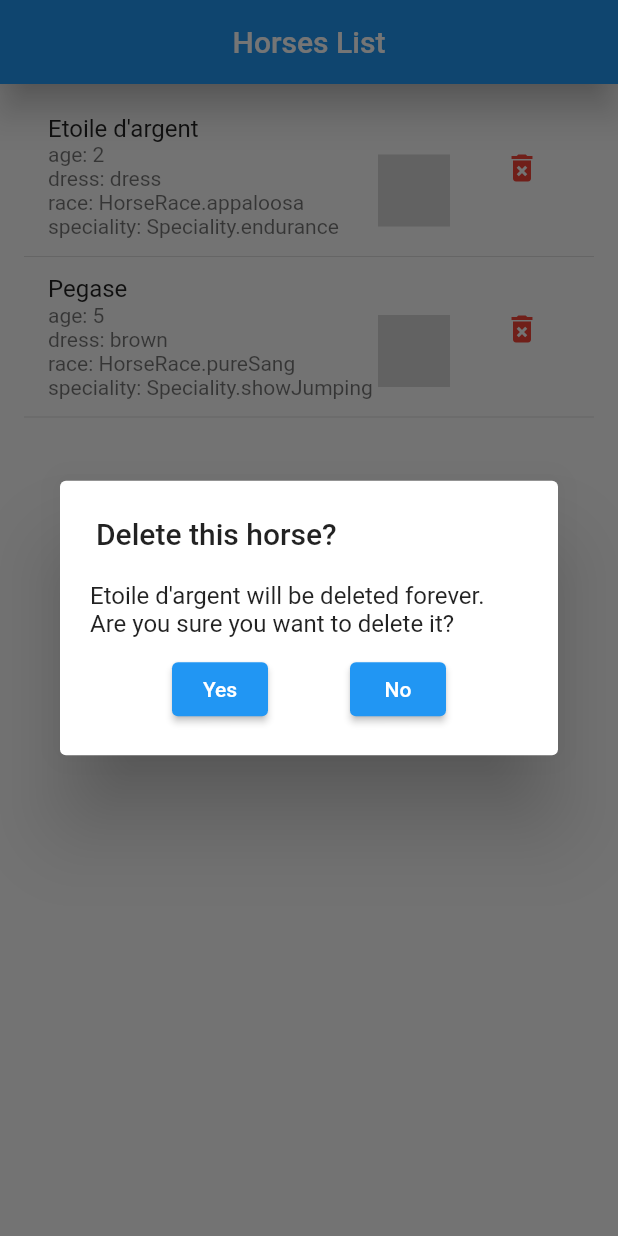
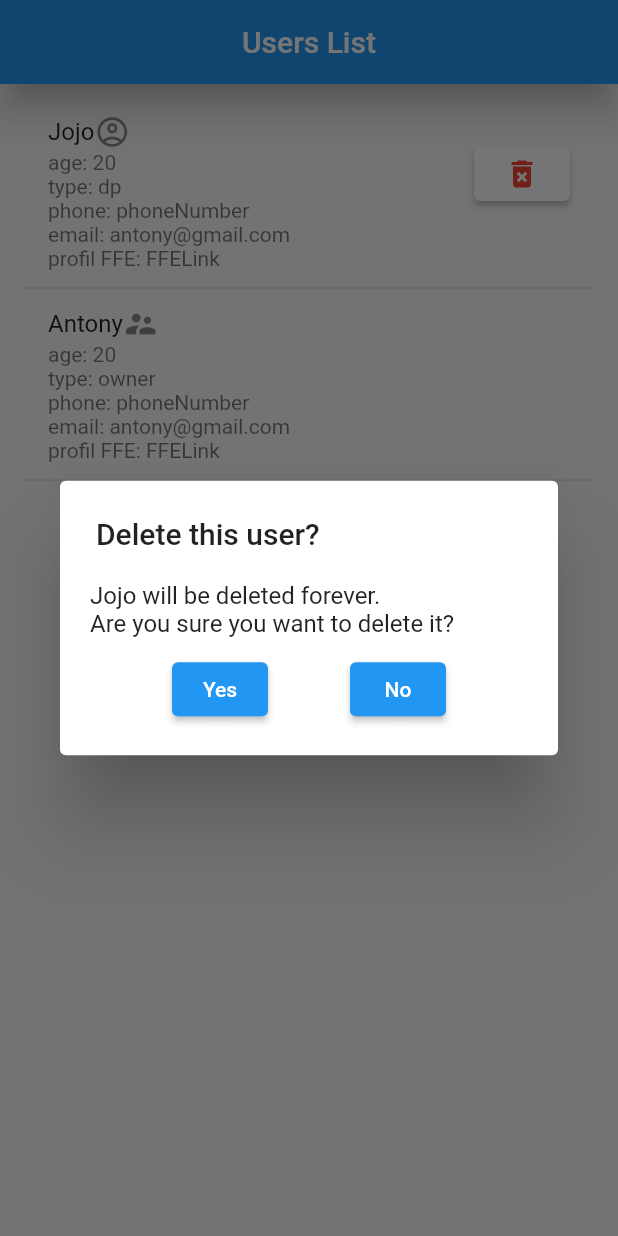
Before and after one commit to SarahHayat/my_little_poney, a Flutter app: the screen it shows after launch, after a tap on the "delete forever" icon, on a phone screen of 412 x 824 dp. Run offline on Flutter 3.47's test engine with Material 2 defaults, Android fonts, the phone set to English and light mode, and no system bars.

Commit message:
users & horses list should be complete

```diff
--- a/lib/main.dart
+++ b/lib/main.dart
@@ -1,5 +1,6 @@
 import 'package:flutter/material.dart';
 import 'package:my_little_poney/view/horses_list.dart';
+import 'package:my_little_poney/view/users_list.dart';
 
 void main() {
   runApp(const MyApp());
@@ -25,7 +26,7 @@
         // is not restarted.
         primarySwatch: Colors.blue,
       ),
-      home: const HorseList(),
+      home: const UsersList(),
     );
   }
 }
--- /dev/null
+++ b/lib/view/confirm_deletion_button.dart
@@ -0,0 +1,18 @@
+import 'package:flutter/material.dart';
+
+// This button is used to close a dialog after clicking on it.
+// If a function corresponding to the confirm boolean exist, we execute it
+class ConfirmDeletionButton extends ElevatedButton{
+  ConfirmDeletionButton(bool confirm, BuildContext context, {Key? key, trueFunction, falseFunction}) : super(key: key,
+    onPressed: (){
+      Navigator.pop(context);
+      if(confirm && trueFunction is Function){
+        trueFunction();
+      }
+      else if(!confirm && falseFunction is Function){
+        falseFunction();
+      }
+    },
+    child: Text(confirm ? "Yes" : "No"),
+  );
+}
--- a/lib/view/horses_list.dart
+++ b/lib/view/horses_list.dart
@@ -1,21 +1,34 @@
 import 'package:flutter/material.dart';
-import 'package:my_little_poney/helper/gender.dart';
 import 'package:my_little_poney/helper/listview.dart';
 import 'package:my_little_poney/mock/mock.dart';
 import 'package:my_little_poney/models/Horse.dart';
 import 'package:my_little_poney/models/User.dart';
+import 'package:my_little_poney/view/confirm_deletion_button.dart';
 
-class HorseList extends StatefulWidget {
-  const HorseList({Key? key}) : super(key: key);
-  static const tag = "horse_liste";
+//@todo : Icon Navigation for Contest : emoji_events_outlined or event_note_sharp;
+//  for party : festival, free_breakfast, liquor_sharp,localbar, night_life_sharp
+// for lesson : local_library, school_sharp
+// for profile : manage_account
+//for stable (horse liste) : gite
+
+
+class HorsesList extends StatefulWidget {
+  const HorsesList({Key? key}) : super(key: key);
+  static const tag = "horses_liste";
 
   @override
-  State<HorseList> createState() => _HorseListState();
+  State<HorsesList> createState() => _HorsesListState();
 }
 
-class _HorseListState extends State<HorseList> {
-  List<Horse> horses = [Mock.horse, Mock.horse2];
-  final User user = Mock.userManagerOwner2;
+class _HorsesListState extends State<HorsesList> {
+  late List<Horse> horses ;
+  final User user = Mock.userManagerOwner;
+
+  @override
+  void initState() {
+    super.initState();
+    _getHorses();
+  }
 
   @override
   Widget build(BuildContext context) {
@@ -31,47 +44,45 @@ class _HorseListState extends State<HorseList> {
 
   Widget _buildRow(Horse horse) {
     return ListTile(
-      title: Text(
-        horse.name
+      title: Container(
+        child: Row(
+          children: [
+            Text( horse.name ),
+            horse.gender.getGenderIcon()
+          ],
+        )
       ),
       subtitle: Container(
-        child:Row(
-          mainAxisAlignment: MainAxisAlignment.spaceBetween,
-          children:[
-          Column(
+        child: Column(
           mainAxisAlignment: MainAxisAlignment.start,
           crossAxisAlignment: CrossAxisAlignment.start,
           children:[
             Text('age: ${horse.age}'),
             Text('dress: ${horse.dress}'),
-              Text('race: ${horse.race}'),
-              Text('speciality: ${horse.speciality}'),
+            Text('race: ${horse.race.toShortString()}'),
+            Text('speciality: ${horse.speciality.toShortString()}'),
           ]
         ),
-          getGenderIcon(horse.gender)
-          ]
-        )
       ),
       trailing: _buildDeleteButton(horse),
     );
-
   }
 
   _buildDeleteButton(Horse horse){
-    return user.role == UserRole.manager
-        ? TextButton(
+    return Column(
+      mainAxisAlignment: MainAxisAlignment.center,
+      crossAxisAlignment: CrossAxisAlignment.center,
+      children: [user.isManager()
+          ? ElevatedButton(
         onPressed: (){
           dialogue(horse);
         },
         child: Icon(Icons.delete_forever, color: Colors.red,),
+        style: ElevatedButton.styleFrom(primary: Colors.white),
       )
-        : Container();
-  }
-
-  _removeHorse(Horse horse){
-    setState(() {
-      horses.remove(horse);
-    });
+          : Container(width: 0,)
+    ]
+    );
   }
 
   Future<Null> dialogue(Horse horse) async{
@@ -89,8 +100,8 @@ class _HorseListState extends State<HorseList> {
               Row(
                 mainAxisAlignment: MainAxisAlignment.spaceEvenly,
                 children: [
-                  _confirmDeletionButton(true, horse, context),
-                  _confirmDeletionButton(false, horse, context),
+                  ConfirmDeletionButton(true, context, trueFunction: ()=>_removeHorse(horse),),
+                  ConfirmDeletionButton(false, context),
                 ],
               ),
             ],
@@ -99,15 +110,20 @@ class _HorseListState extends State<HorseList> {
     );
   }
 
-  ElevatedButton _confirmDeletionButton (bool confirm, Horse horse, BuildContext context){
-    return ElevatedButton(
-      onPressed: (){
-        Navigator.pop(context);
-        if(confirm){
-          _removeHorse(horse);
+  _getHorses(){
+    //@todo : use request here to get horses list from DB
+    setState(() {
+      horses = [Mock.horse, Mock.horse2];
+    });
   }
-      },
-      child: Text(confirm ? "Yes" : "No"),
-    );
+
+  _removeHorse(Horse horse){
+    //@todo : add one more row to delete horse in DB with a request
+    // all user related to this horse should removed it from their horses list
+    setState(() {
+      horses.remove(horse);
+    });
   }
+
+
 }
--- /dev/null
+++ b/lib/view/users_list.dart
@@ -0,0 +1,125 @@
+import 'package:flutter/material.dart';
+import 'package:my_little_poney/helper/listview.dart';
+import 'package:my_little_poney/mock/mock.dart';
+import 'package:my_little_poney/models/Horse.dart';
+import 'package:my_little_poney/models/User.dart';
+import 'package:my_little_poney/view/confirm_deletion_button.dart';
+
+class UsersList extends StatefulWidget {
+  const UsersList({Key? key}) : super(key: key);
+  static const tag = "users_liste";
+
+  @override
+  State<UsersList> createState() => _UsersListState();
+}
+
+class _UsersListState extends State<UsersList> {
+  late List<User> users ;
+  final User currentUser = Mock.userManagerOwner2;
+
+  @override
+  void initState() {
+    super.initState();
+    _getUsers();
+  }
+
+  @override
+  Widget build(BuildContext context) {
+    return Scaffold(
+      appBar: AppBar(
+        title: Text("Users List"),
+        elevation: 10,
+        centerTitle: true,
+      ),
+      body: buildListView(users, _buildRow),
+    );
+  }
+
+  Widget _buildRow(User user) {
+    return ListTile(
+      title: Container(
+          child: Row(
+            children: [
+              Text( user.userName ),
+              user.role.getRoleIcon()
+            ],
+          )
+      ),
+      subtitle: Container(
+        child: Column(
+            mainAxisAlignment: MainAxisAlignment.start,
+            crossAxisAlignment: CrossAxisAlignment.start,
+            children:[
+              Text('age: ${user.age}'),
+              Text('type: ${user.type.toShortString()}'),
+              Text('phone: ${user.phoneNumber}'),
+              Text('email: ${user.email}'),
+              Text('profil FFE: ${user.FFELink}'),
+            ]
+        ),
+      ),
+      trailing: _buildDeleteButton(user),
+    );
+  }
+
+  _buildDeleteButton(User user){
+    return Column(
+        mainAxisAlignment: MainAxisAlignment.center,
+        crossAxisAlignment: CrossAxisAlignment.center,
+        children: [!user.isManager() && currentUser.isManager()
+            ? ElevatedButton(
+          onPressed: (){
+            dialogue(user);
+          },
+          child: Icon(Icons.delete_forever, color: Colors.red,),
+          style: ElevatedButton.styleFrom(primary: Colors.white),
+        )
+            : Container(width: 0,)
+        ]
+    );
+  }
+
+  Future<Null> dialogue(User user) async{
+    //double taille = MediaQuery.of(context).size.width *0.75;
+    return showDialog(
+        context: context,
+        builder: (BuildContext context){
+          return SimpleDialog(
+            title: Text("Delete this user?"),
+            contentPadding: EdgeInsets.all(20.0),
+            children: [
+              Text("${user.userName} will be deleted forever."),
+              Text("Are you sure you want to delete it?"),
+              Container(height: 10.0,),
+              Row(
+                mainAxisAlignment: MainAxisAlignment.spaceEvenly,
+                children: [
+                  ConfirmDeletionButton(true, context, trueFunction: ()=>_removeUser(user),),
+                  ConfirmDeletionButton(false, context),
+                ],
+              ),
+            ],
+          );
+        }
+    );
+  }
+
+  _getUsers(){
+    //@todo : use request here to get users list from DB
+    setState(() {
+      users = [Mock.userRiderDp2, Mock.userManagerOwner2];
+    });
+  }
+
+  _removeUser(User user){
+    //@todo : add one more row to delete user in DB with a request
+    // + all horses related to this user should be removed if he is an owner
+    // else, all horse related to this user should removed it from their user list
+    // you can use user.isOwner() if needed for the request
+    setState(() {
+      users.remove(user);
+    });
+  }
+
+
+}
```
Lines whose indentation alone changed are shown as unchanged.
